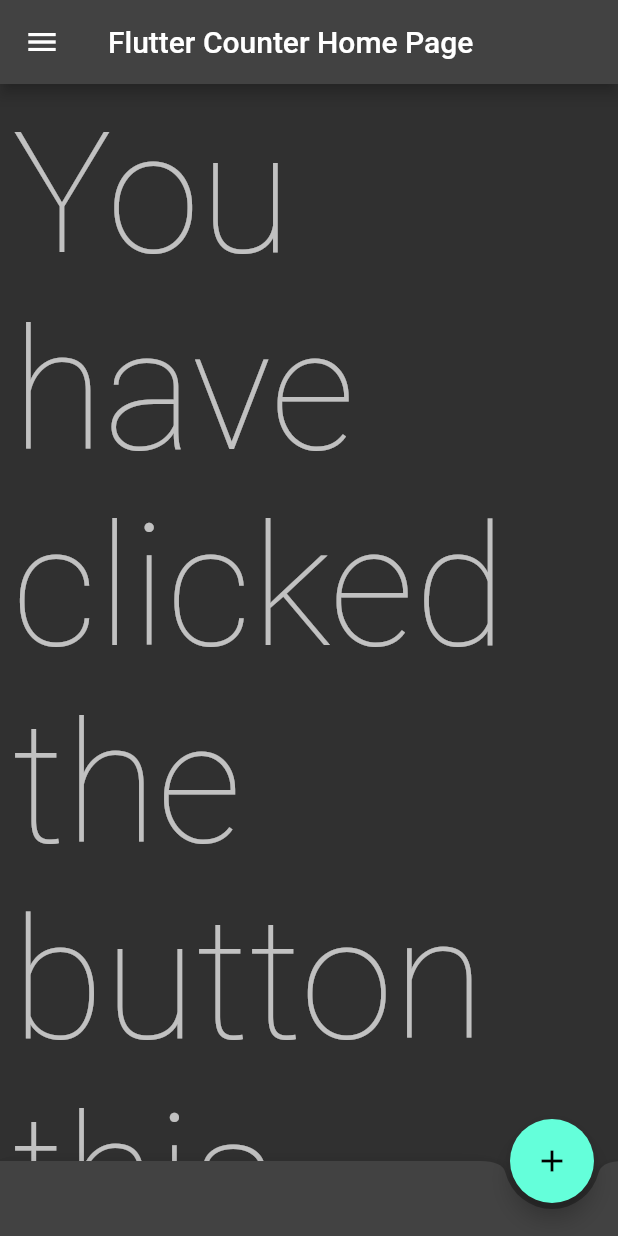
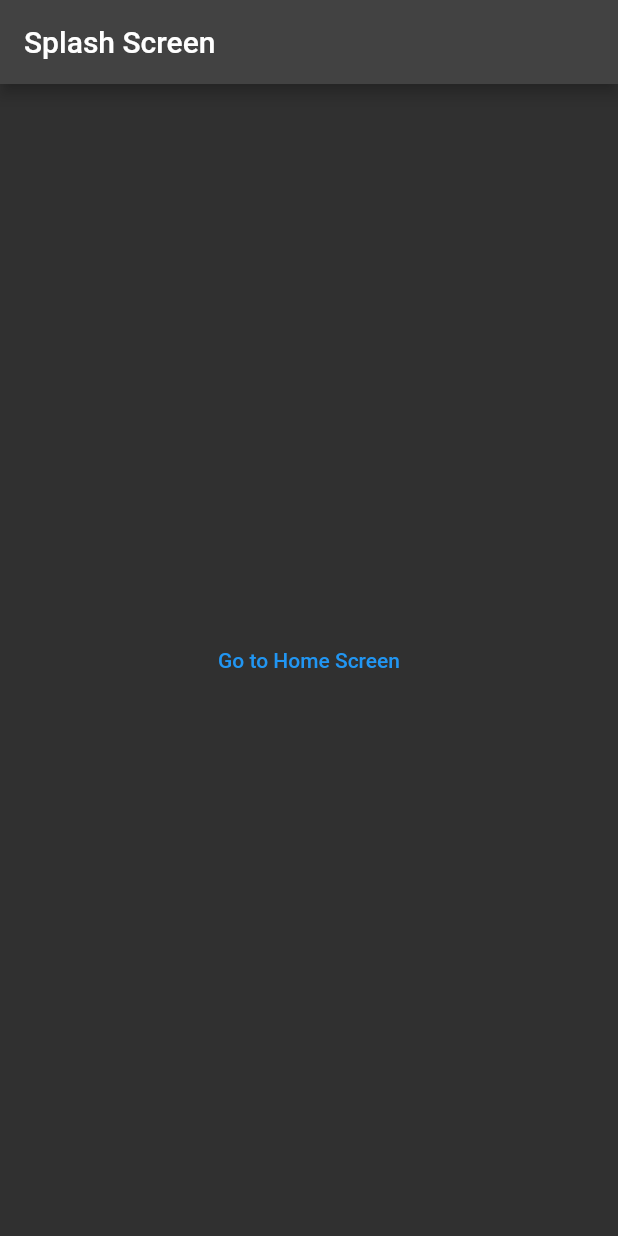
Before and after one commit to coderRKJ/example_app, a Flutter app: the screen it shows after launch, on a phone screen of 412 x 824 dp. Run offline on Flutter 3.47's test engine with Material 2 defaults, Android fonts, the phone set to English and light mode, and no system bars.

Commit message:
Add Additional Screens and Routing Logic
Added dart files for home, splash and new screens

```diff
--- a/lib/main.dart
+++ b/lib/main.dart
@@ -1,4 +1,6 @@
+import 'package:example_app/home_screen.dart';
 import 'package:example_app/new_screen.dart';
+import 'package:example_app/splash_screen.dart';
 import 'package:flutter/material.dart';
 
 void main() {
@@ -14,116 +16,12 @@ class MyApp extends StatelessWidget {
     return MaterialApp(
       title: 'Flutter Demo',
       theme: ThemeData.dark(),
-      home: const MyHomePage(title: 'Flutter Counter Home Page'),
+      routes: {
+        "new_page": (context) => const Screen(),
+        "home": (context) =>
+            const MyHomePage(title: 'Flutter Counter Home Page'),
+      },
+      home: const SplashScreen(),
     );
   }
 }
-
-class MyHomePage extends StatefulWidget {
-  const MyHomePage({Key? key, required this.title}) : super(key: key);
-
-  final String title;
-
-  @override
-  State<MyHomePage> createState() => _MyHomePageState();
-}
-
-class _MyHomePageState extends State<MyHomePage> {
-  int _counter = 0;
-
-  void _incrementCounter() {
-    setState(() {
-      _counter++;
-    });
-  }
-
-  @override
-  Widget build(BuildContext context) {
-    return Scaffold(
-      appBar: AppBar(
-        // Here we take the value from the MyHomePage object that was created by
-        // the App.build method, and use it to set our appbar title.
-        title: Text(widget.title),
-      ),
-      drawer: Drawer(
-        shape: const RoundedRectangleBorder(
-          borderRadius: BorderRadius.only(
-              topRight: Radius.circular(20), bottomRight: Radius.circular(20)),
-        ),
-        child: ListView(
-          padding: EdgeInsets.zero,
-          children: <Widget>[
-            DrawerHeader(
-              decoration: BoxDecoration(
-                borderRadius: const BorderRadius.only(
-                  topRight: Radius.circular(20),
-                ),
-                color: Theme.of(context).primaryColor, //Colors.blue,
-              ),
-              child: Text(
-                'Drawer Header',
-                style: TextStyle(
-                  color: Theme.of(context).secondaryHeaderColor, //Colors.white,
-                  fontSize: 36,
-                ),
-              ),
-            ),
-            const ListTile(
-              leading: Icon(Icons.message),
-              title: Text('Messages'),
-            ),
-            const ListTile(
-              leading: Icon(Icons.account_circle),
-              title: Text('Profile'),
-            ),
-            const ListTile(
-              leading: Icon(Icons.settings),
-              title: Text('Settings'),
-            ),
-          ],
-        ),
-      ),
-      body: Center(
-        child: ListView(
-          // mainAxisAlignment: MainAxisAlignment.center,
-          padding: const EdgeInsets.all(8),
-          shrinkWrap: true,
-          children: <Widget>[
-            Center(
-              child: Text(
-                'You have clicked the button this many times:',
-                style: Theme.of(context).textTheme.headline1,
-              ),
-            ),
-            Center(
-              child: Text(
-                '$_counter',
-                style: Theme.of(context).textTheme.headline4,
-              ),
-            ),
-            ListTile(
-              onTap: () {
-                Navigator.of(context).push(MaterialPageRoute(
-                  builder: (context) {
-                    return const Screen();
-                  },
-                ));
-              },
-              title: const Text("Test Tap"),
-            )
-          ],
-        ),
-      ),
-      bottomNavigationBar: BottomAppBar(
-        shape: const CircularNotchedRectangle(),
-        child: Container(height: 50.0),
-      ),
-      floatingActionButton: FloatingActionButton(
-        onPressed: _incrementCounter,
-        tooltip: 'Increment',
-        child: const Icon(Icons.add),
-      ),
-      floatingActionButtonLocation: FloatingActionButtonLocation.endDocked,
-    );
-  }
-}
--- /dev/null
+++ b/lib/splash_screen.dart
@@ -0,0 +1,22 @@
+import 'package:flutter/material.dart';
+
+class SplashScreen extends StatelessWidget {
+  const SplashScreen({Key? key}) : super(key: key);
+
+  @override
+  Widget build(BuildContext context) {
+    return Scaffold(
+      appBar: AppBar(
+        title: const Text("Splash Screen"),
+      ),
+      body: Center(
+        child: TextButton(
+          child: const Text("Go to Home Screen"),
+          onPressed: () {
+            Navigator.of(context).pushReplacementNamed("home");
+          },
+        ),
+      ),
+    );
+  }
+}
```
Also changed, not shown: lib/home_screen.dart (added, +104 -0 lines), lib/new_screen.dart (+9 -1 lines).
